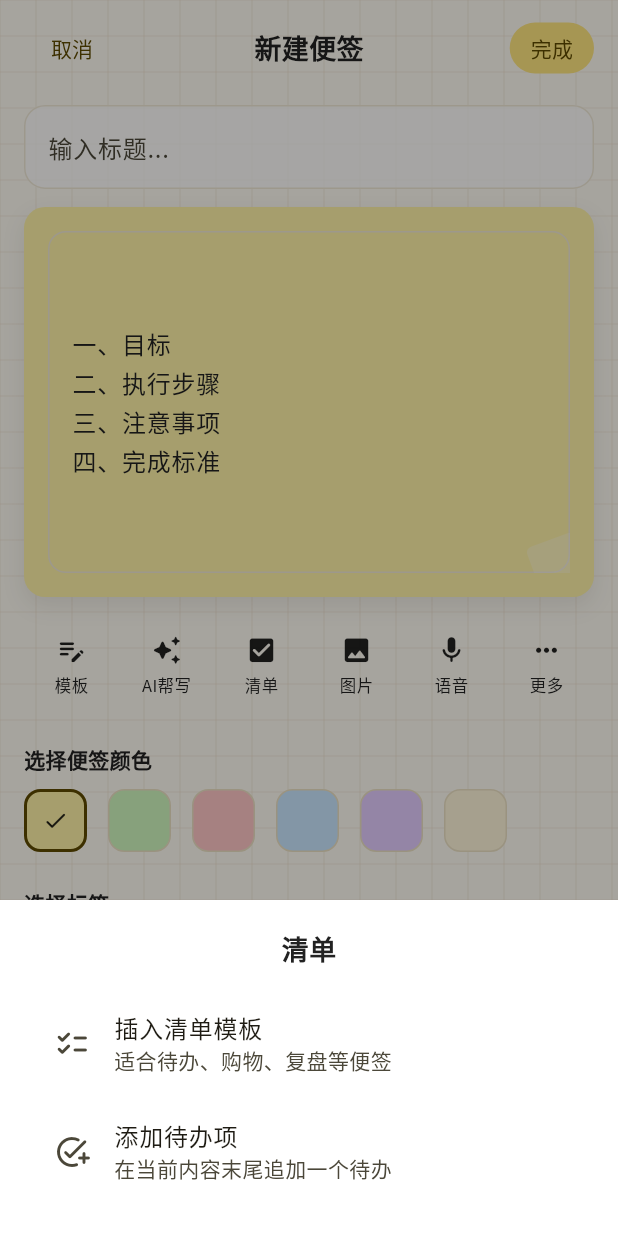
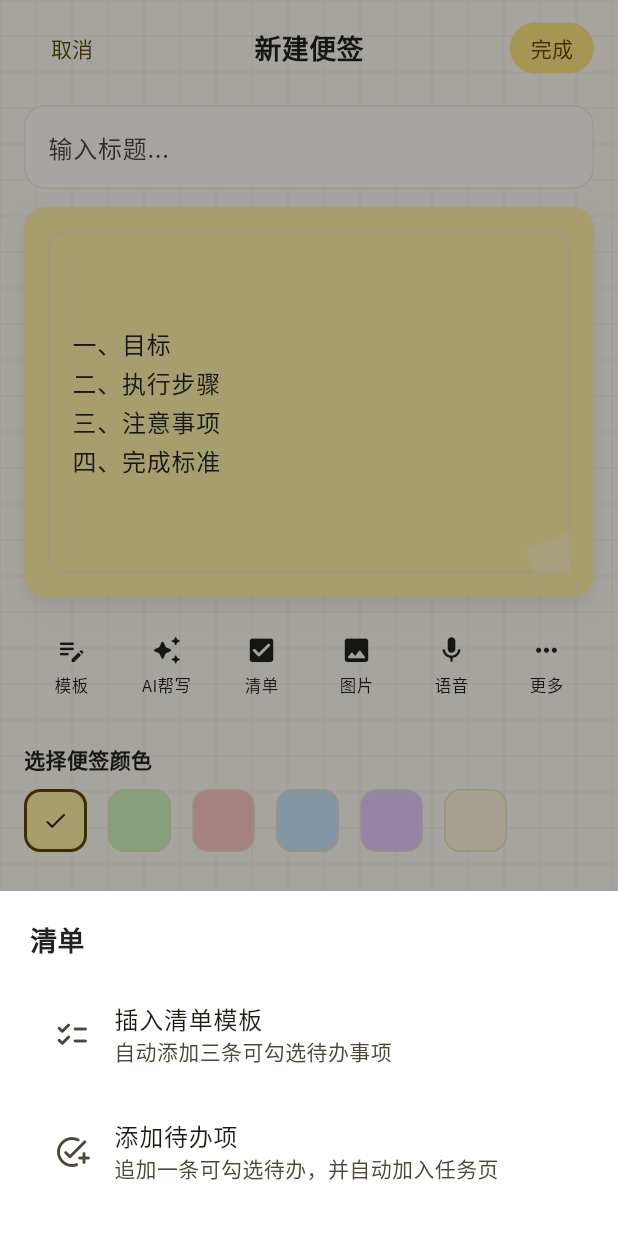
Before and after one commit to MewzCC/smartNoteAi, a Flutter app: the NoteEditorPage screen opened by its route, after a tap on "模板", after a tap on "清单", on a phone screen of 412 x 824 dp. Run offline on Flutter 3.47's test engine with Material 3 defaults, Android fonts, the phone set to English and light mode, and no system bars; our stand-ins replace badges, dio, flutter_local_notifications, flutter_riverpod, flutter_screenutil, flutter_slidable and 9 more; missing offline and left inert: android_intent_plus; accounts and stored records are empty.

Commit message:
feat: 增强清单功能并优化AI计划生成

```diff
--- a/lib/core/constants/ai_prompt_constants.dart
+++ b/lib/core/constants/ai_prompt_constants.dart
@@ -6,38 +6,56 @@ class AiPromptConstants {
     required String scopeDescription,
     required String rangeText,
     required int days,
+    required bool hasExplicitDayCount,
+    required bool hasWeeklyPlanIntent,
     required int maxItems,
     required List<String> customTags,
   }) {
     final tags = customTags
         .where((tag) => tag.trim().isNotEmpty && tag != '全部')
         .join('、');
-    final countRule = days == 1
-        ? '输出 2 到 $maxItems 项当天可完成的小任务；如果用户明确只要一件事，则只输出 1 项。'
-        : '输出 $maxItems 项左右，优先按每天 1 项安排，不要擅自扩展成一周或一个月。';
+    final modeRule = hasExplicitDayCount
+        ? (days == 1
+              ? '用户明确给出了 1 天，因此进入单日计划模式：生成 1 到 $maxItems 条可执行事项；如果用户明确说只要一件事，则只输出 1 条。'
+              : '用户明确给出了 $days 天，因此进入多天计划模式：生成 $maxItems 条左右，优先按每天 1 条安排，只覆盖用户指定天数，不要擅自扩展成一周或一个月。')
+        : hasWeeklyPlanIntent
+        ? '用户虽然没有直接写“X天”，但明确表达了周计划意图，因此进入一周计划模式：按 7 天维度生成 $maxItems 条左右内容，优先每天 1 条，不要退化成单条总结。'
+        : '用户没有明确给出“几天”，且不属于周计划意图，因此只能进入单条聚合模式：整个 JSON 数组只能返回 1 个元素，禁止拆成多天、多条提醒或一周计划。';
+
     return [
-      '你是智能便签里的私人计划助手，目标是把用户的一句话变成可直接执行的任务便签。',
-      '你不是聊天机器人，不要解释，不要寒暄，不要输出 Markdown，只返回 JSON 数组。',
-      '每一项必须包含 title、content、time、priority。',
+      '你是 Smart Note AI 的便签整理与计划助手，负责把用户一句模糊想法改写成可以直接放进便签和任务页的结构化内容。',
+      '你不是聊天机器人。不要寒暄，不要解释思路，不要输出 Markdown，不要输出代码块，只返回 JSON 数组。',
+      '每个数组元素只能包含 title、content、time、priority 四个字段。',
       '当前时间：$nowText。',
       '用户请求范围：$scopeDescription。',
       '允许日期范围：$rangeText。',
-      '必须严格遵守允许日期范围，不能生成范围外日期。',
-      countRule,
-      '生成前先在内部完成这几步：识别用户真正目标、判断场景是学习/工作/生活/健康/灵感、拆成低压力可执行动作、安排合理时间。',
-      '任务要私人化：结合用户原话里的关键词、语气、目标和已有标签，避免泛泛而谈。',
-      if (tags.isNotEmpty) '用户已有标签偏好：$tags。可以据此理解用户常用场景，但不要在 JSON 中输出标签字段。',
-      'title 要短，像待办事项，不超过 16 个中文字符。',
-      'content 要具体说明怎么做，不超过 45 个中文字符，避免空话。',
-      'time 必须是未来时间，格式为 yyyy-MM-dd HH:mm。',
-      'priority 只能是 high、medium、low。紧急、截止、考试、会议、提交、复盘等用 high；普通计划用 medium；轻量习惯用 low。',
-      '如果用户问“今天做什么/今天安排/今晚做什么”，所有 time 必须落在今天且晚于当前时间。',
-      '如果用户问“几天”，就按用户说的天数生成；如果用户没有说天数，默认只生成今天的计划。',
-      '输出示例格式：[{"title":"整理课程笔记","content":"梳理本周重点并标出不懂的问题","time":"2026-04-27 20:00","priority":"medium"}]',
+      '必须严格遵守允许日期范围，不能生成范围外日期；所有 time 必须晚于当前时间。',
+      modeRule,
+      '生成前在内部完成这些判断：用户真正目标、这是计划安排还是内容归纳、是否真的要求按天拆分、时间压力、前后顺序、最小可执行动作、适合放入手机提醒的时间点。',
+      '内容必须私人化：结合用户原话里的关键词、语气、目标和场景，避免“学习一下、整理一下、做一下”这类空泛表达。',
+      '识别周相关语义时要先判断意图：如果是“周计划、这周安排、下周安排、周健身计划、周学习计划、周训练计划”等安排类表达，应按一周计划输出；如果是“总结、归纳、汇总、梳理、回顾、复盘、记录、提炼”等内容整理类表达，即使提到本周或这周，也只能输出单条聚合结果。',
+      '如果用户是在提问、总结、归纳、提炼、记录、命名，而不是明确要求做几天计划或一周安排，就把结果压缩为单条便签，不要扩写成任务列表。',
+      if (tags.isNotEmpty) '用户已有标签偏好：$tags。可据此判断场景，但不要在 JSON 中输出标签字段。',
+      '多天计划模式下，title 要短，像待办事项标题，建议 6 到 16 个中文字符，不能只有“做饭”“学习”“工作”这种单词。',
+      '单条聚合模式下，title 必须是唯一主题标签式表达，建议 4 到 12 个中文字符，例如“本周行程”“会议纪要”“复习重点”；不要写成完整问句，不要拆成多个标签。',
+      'content 要具体、完整、有信息密度。多天计划模式下写清楚做什么、怎么做、做到什么程度；单条聚合模式下必须覆盖用户原话里的所有关键信息点，合并成一条完整内容，不允许遗漏重点，不允许只写一句空话。',
+      'content 不允许使用“- [ ]”、复选框、Markdown 标题、项目符号代码语法；添加到任务由 App 按钮完成，不由文本伪造。',
+      '如果任务本身需要多个步骤，用自然语言写在 content 中，例如“先整理资料，再列出三条结论，最后标记明天要处理的问题”。如果是总结或汇总类请求，就把全部要点自然地合并进同一条 content。',
+      'time 格式必须为 yyyy-MM-dd HH:mm。单条聚合模式也必须返回 time，但只能给 1 个合理的提醒时间；今天的任务要落在今天且晚于当前时间，未来任务要写完整日期和时间。',
+      'priority 只能是 high、medium、low。截止、考试、会议、提交、复盘、重要健康事项用 high；普通计划用 medium；轻量习惯用 low。',
+      '如果用户问“今天做什么、今天安排、今晚做什么”，在没有明确天数时也只能输出 1 条聚合结果，不要拆成 3 到 5 条。',
+      '单条聚合模式示例：[{"title":"本周行程","content":"整理并汇总这周的重要行程安排，按时间顺序写清会议、出行、待办和需要确认的事项，保证用户原问题涉及的信息都包含在这一条内容里。","time":"2026-04-28 20:00","priority":"medium"}]',
+      '一周计划模式示例：[{"title":"周一力量训练","content":"下班后完成胸肩三组力量训练并记录每组重量，结束后做十分钟拉伸，避免动作变形影响后续训练安排。","time":"2026-04-28 19:30","priority":"medium"}]',
+      '多天计划模式示例：[{"title":"整理课程笔记","content":"把本周课堂重点按章节归类，标出三处没理解的问题，并写下明天需要追问或复习的内容。","time":"2026-04-28 20:00","priority":"medium"}]',
     ].join('\n');
   }
 
   static String buildPlanUserPrompt(String prompt) {
-    return ['用户原始需求：$prompt', '请把这个需求转成智能便签任务，只返回 JSON 数组。'].join('\n');
+    return [
+      '用户原始需求：$prompt',
+      '请把这个需求转换成智能便签内容。',
+      '如果用户明确写出几天，就按天数生成计划；如果用户表达的是周计划或周安排，也要按一周计划生成；如果是总结、归纳、汇总、回顾等整理类请求，只生成 1 条 JSON，title 用单一标签式表达，content 合并全部关键信息。',
+      '只返回 JSON 数组，不要返回其他文字。',
+    ].join('\n');
   }
 }
--- a/lib/features/notes/widgets/note_checklist_editor.dart
+++ b/lib/features/notes/widgets/note_checklist_editor.dart
@@ -18,21 +18,25 @@ class NoteChecklistEditor extends StatelessWidget {
         child: Column(
           mainAxisSize: MainAxisSize.min,
           children: [
-            const Text(
-              '清单',
-              style: TextStyle(fontSize: 18, fontWeight: FontWeight.w900),
+            const Align(
+              alignment: Alignment.centerLeft,
+              child: Text(
+                '清单',
+                style: TextStyle(fontSize: 18, fontWeight: FontWeight.w900),
+              ),
             ),
             const SizedBox(height: 14),
             ListTile(
               leading: const Icon(Icons.checklist_rounded),
               title: const Text('插入清单模板'),
-              subtitle: const Text('适合待办、购物、复盘等便签'),
+              subtitle: const Text('自动添加三条可勾选待办事项'),
               onTap: onInsertChecklist,
             ),
+            const SizedBox(height: 6),
             ListTile(
               leading: const Icon(Icons.add_task_rounded),
               title: const Text('添加待办项'),
-              subtitle: const Text('在当前内容末尾追加一个待办'),
+              subtitle: const Text('追加一条可勾选待办，并自动加入任务页'),
               onTap: onAppendTodo,
             ),
           ],
```
Also changed, not shown: lib/core/network/ai_client.dart (+74 -8 lines), lib/features/notes/pages/note_detail_page.dart (+20 -3 lines), lib/features/notes/pages/note_editor_page.dart (+22 -2 lines), lib/features/notes/widgets/note_checklist_content.dart (added, +121 -0 lines), 2 other files.
